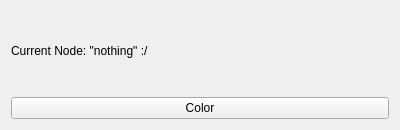
Old version of the form src/nodepropertywidget.ui in the repository andesyv/megatron3000.
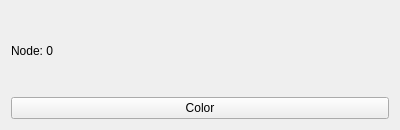
New version of the form.

```diff
--- a/src/nodepropertywidget.ui
+++ b/src/nodepropertywidget.ui
@@ -26,7 +26,7 @@
       <bool>false</bool>
      </property>
      <property name="text">
-      <string>Current Node: &quot;nothing&quot; :/</string>
+      <string>Node: 0</string>
      </property>
      <property name="scaledContents">
       <bool>false</bool>
```
